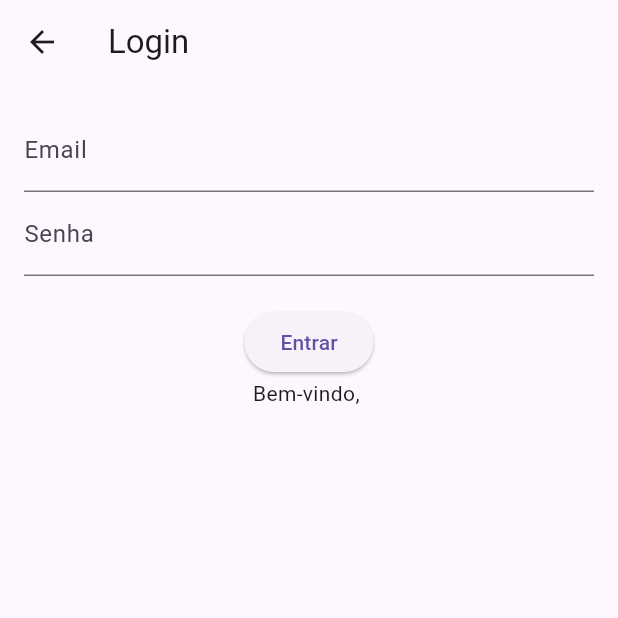
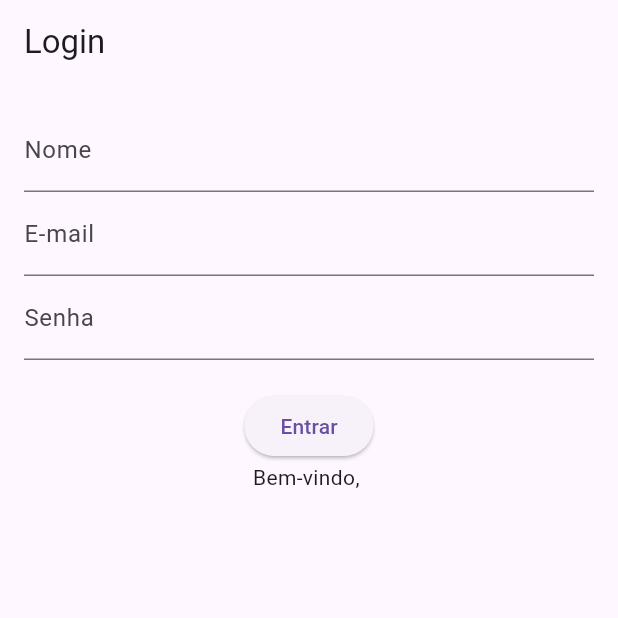
Before and after one commit to dallelaste0105/Atena, a Flutter app: the LoginScreen screen opened directly, after a tap on "Entrar", on a phone screen of 412 x 824 dp, the top half of it. Run offline on Flutter 3.47's test engine with Material 3 defaults, Android fonts, the phone set to English and light mode, and no system bars; accounts and stored records are empty; network calls fail.

Commit message:
feat: tela de login

```diff
--- a/flutter_app/lib/models/user.dart
+++ b/flutter_app/lib/models/user.dart
@@ -1,7 +1,7 @@
 class User {
-  final String id;
   final String name;
   final String email;
+  final String password;
 
-  User({required this.id, required this.name, required this.email});
+  User({required this.name, required this.email, required this.password});
 }
--- a/flutter_app/lib/viewModels/login.dart
+++ b/flutter_app/lib/viewModels/login.dart
@@ -1,24 +1,26 @@
 import 'package:flutter/material.dart';
-import '../models/user.dart';
 import 'package:http/http.dart' as http;
 import 'dart:convert';
+import '../models/user.dart';
 
 class LoginViewModel extends ChangeNotifier {
   User? user;
   String? error;
 
-  Future<void> login(String email, String password) async {
+  Future<void> login(String name, String email, String password) async {
+    final url = Uri.parse('http://192.168.0.10:3000/login');
+
     final response = await http.post(
-      Uri.parse('https://suaapi.com/login'),
-      body: {'email': email, 'password': password},
+      url,
+      headers: {'Content-Type': 'application/json'},
+      body: jsonEncode({'name':name, 'email': email, 'password': password}),
     );
 
     if (response.statusCode == 200) {
-      final data = json.decode(response.body);
-      user = User(id: data['id'], name: data['name'], email: data['email']);
+      final data = jsonDecode(response.body);
       error = null;
     } else {
-      error = 'Login falhou';
+      error = 'Login failed';
       user = null;
     }
 
--- a/flutter_app/lib/views/login.dart
+++ b/flutter_app/lib/views/loginScreen.dart
@@ -1,10 +1,12 @@
 import 'package:flutter/material.dart';
+import 'package:flutter_app/viewModels/login.dart';
 import 'package:provider/provider.dart';
-import '../viewmodels/login.dart';
+import 'package:flutter_app/viewModels/login.dart';
 
 class LoginScreen extends StatelessWidget {
   final emailController = TextEditingController();
   final passwordController = TextEditingController();
+  final nameController = TextEditingController();
 
   @override
   Widget build(BuildContext context) {
@@ -16,12 +18,14 @@ class LoginScreen extends StatelessWidget {
         padding: EdgeInsets.all(16),
         child: Column(
           children: [
-            TextField(controller: emailController, decoration: InputDecoration(labelText: 'Email')),
+            TextField(controller: nameController, decoration: InputDecoration(labelText: 'Nome')),
+            TextField(controller: emailController, decoration: InputDecoration(labelText: 'E-mail')),
             TextField(controller: passwordController, decoration: InputDecoration(labelText: 'Senha'), obscureText: true),
             SizedBox(height: 20),
             ElevatedButton(
               onPressed: () {
                 context.read<LoginViewModel>().login(
+                  nameController.text,
                   emailController.text,
                   passwordController.text,
                 );
```
Also changed, not shown: flutter_app/lib/main.dart (+10 -35 lines), 1 other file.
